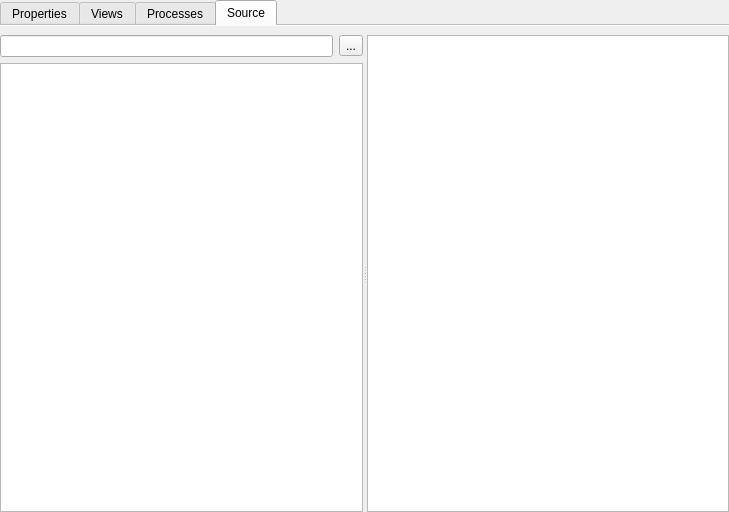
Old version of the form src/plugins/OpenSpeedShop/Experiment/ExperimentWidget.ui in the repository OpenSpeedShop/gui.
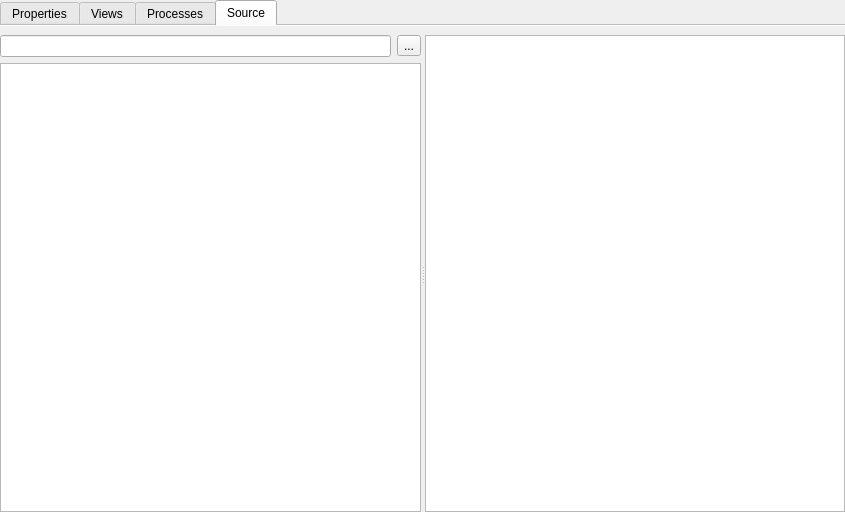
New version of the form. Icons and pictures are not drawn.

The edit to the form file:
```diff
--- a/src/plugins/OpenSpeedShop/Experiment/ExperimentWidget.ui
+++ b/src/plugins/OpenSpeedShop/Experiment/ExperimentWidget.ui
@@ -6,7 +6,7 @@
    <rect>
     <x>0</x>
     <y>0</y>
-    <width>729</width>
+    <width>845</width>
     <height>512</height>
    </rect>
   </property>
```
